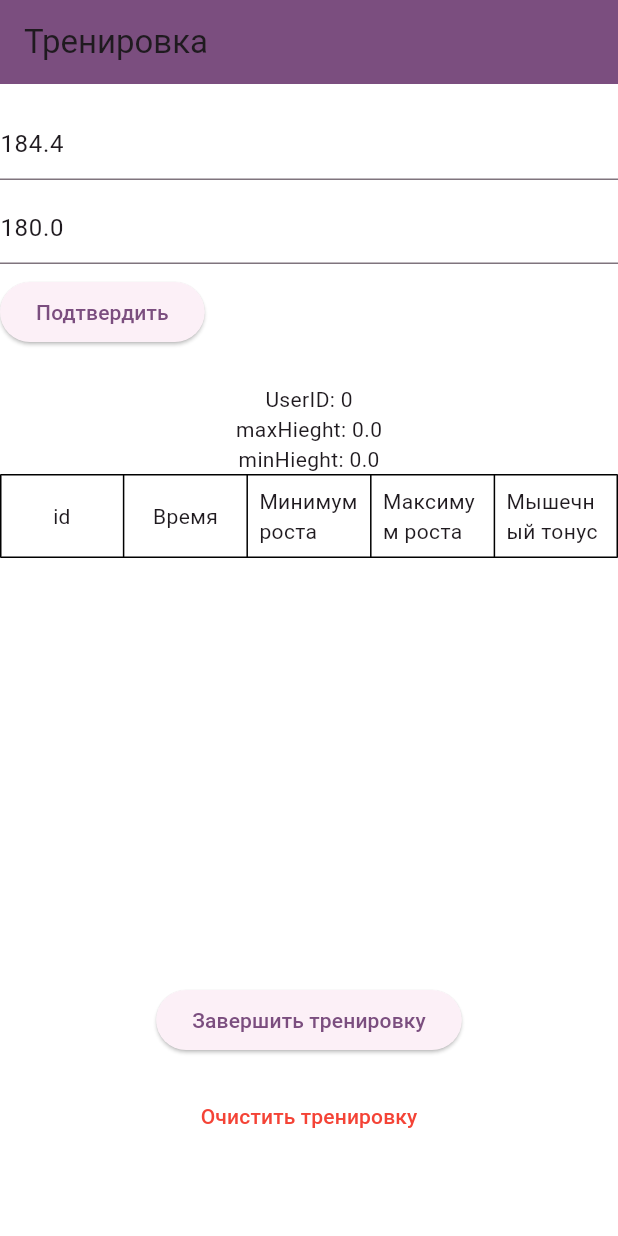
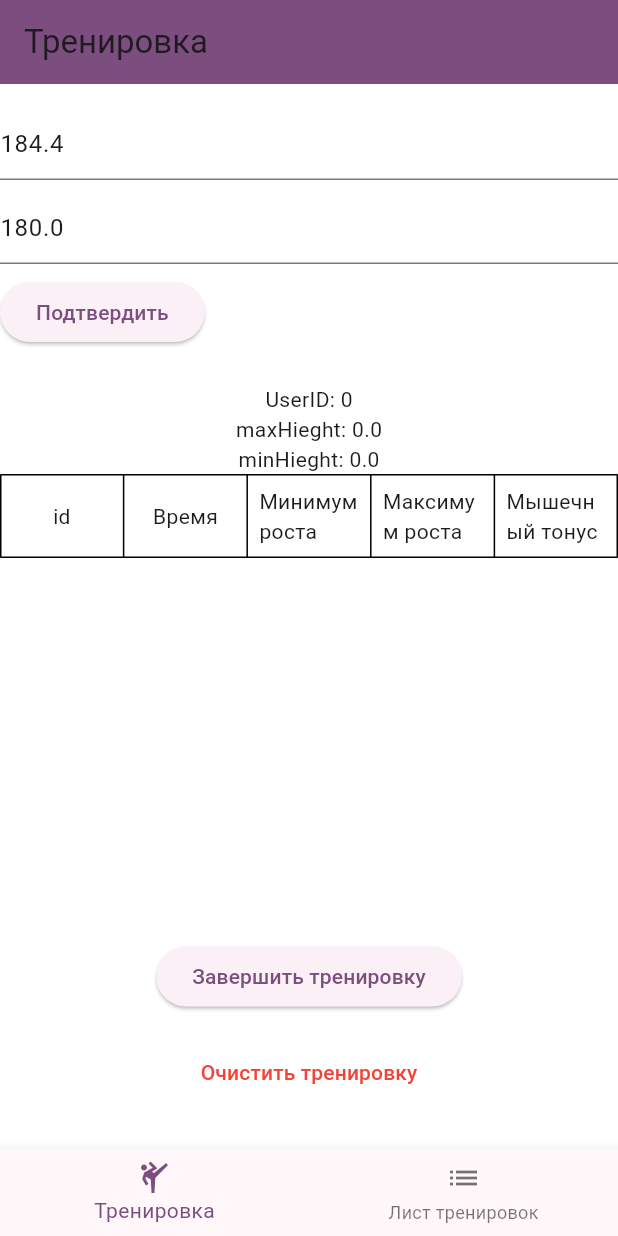
Before and after one commit to Dif13/miotonus, a Flutter app: the screen it shows after launch, on a phone screen of 412 x 824 dp. Run offline on Flutter 3.47's test engine with Material 3 defaults, Android fonts, the phone set to English and light mode, and no system bars; our stand-ins replace flutter_bloc, go_router.

```diff
--- a/lib/src/config/router.dart
+++ b/lib/src/config/router.dart
@@ -1,23 +1,35 @@
 import 'package:go_router/go_router.dart';
-import 'package:flutter/material.dart';
-import 'package:miotonus/src/presentation/pages/workout/views/my_home_page.dart';
-import 'package:miotonus/src/presentation/pages/workout/views/workout_page.dart';
+import 'package:miotonus/src/presentation/pages/rootPage/views/root_page.dart';
+import 'package:miotonus/src/presentation/pages/workoutPage/views/my_home_page.dart';
+import 'package:miotonus/src/presentation/pages/workoutPage/views/workout_page.dart';
 import 'package:miotonus/src/utils/constants/strings.dart';
 
 final GoRouter router = GoRouter(
-  routes: <RouteBase>[
-    GoRoute(
-      path: '/',
-      builder: (BuildContext context, GoRouterState state) {
-        return const WorkoutPage(title: workoutTitle);
-      },
-      routes: <RouteBase>[
-        GoRoute(
-          path: 'MyHomePage',
-          builder: (BuildContext context, GoRouterState state) {
-            return const MyHomePage(title: appTitle);
-          },
+  initialLocation: '/workout',
+  routes: [
+    StatefulShellRoute.indexedStack(
+      builder: (context, state, navigationShell) =>
+          RootPage(navigationShell: navigationShell),
+      branches: [
+        StatefulShellBranch(
+          routes: [
+            GoRoute(
+              path: '/workout',
+              builder: (context, state) =>
+                  const WorkoutPage(title: workoutTitle),
+            ),
+          ],
         ),
+        StatefulShellBranch(
+          routes: [
+            GoRoute(
+              path: '/MyHomePage',
+              builder: (context, state) => const MyHomePage(
+                title: appTitle,
+              ),
+            )
+          ],
+        )
       ],
     ),
   ],
--- /dev/null
+++ b/lib/src/presentation/pages/rootPage/views/root_page.dart
@@ -0,0 +1,38 @@
+import 'package:flutter/material.dart';
+import 'package:go_router/go_router.dart';
+import 'package:miotonus/src/utils/constants/strings.dart';
+
+class RootPage extends StatelessWidget {
+  const RootPage({super.key, required this.navigationShell});
+
+  final StatefulNavigationShell navigationShell;
+
+  @override
+  Widget build(BuildContext context) {
+    return Scaffold(
+      body: navigationShell,
+      bottomNavigationBar: BottomNavigationBar(
+        items: _buildBottomNavBarItems,
+        currentIndex: navigationShell.currentIndex,
+        onTap: (index) => navigationShell.goBranch(
+          index,
+          initialLocation: index == navigationShell.currentIndex,
+          //index_locations: index == navigationShell.currentIndex,
+        ),
+      ),
+    );
+  }
+
+  List<BottomNavigationBarItem> get _buildBottomNavBarItems {
+    return [
+      const BottomNavigationBarItem(
+        icon: Icon(Icons.sports_martial_arts),
+        label: workoutTitle,
+      ),
+      const BottomNavigationBarItem(
+        icon: Icon(Icons.list),
+        label: trainingListTitle,
+      ),
+    ];
+  }
+}
--- a/lib/src/presentation/pages/workout/views/workout_page.dart
+++ b/lib/src/presentation/pages/workoutPage/views/workout_page.dart
@@ -1,8 +1,9 @@
 import 'package:flutter/material.dart';
+import 'package:go_router/go_router.dart';
 import 'package:miotonus/src/presentation/cubits/user_cubit.dart';
 import 'package:miotonus/src/presentation/cubits/workout_table_row_lst_cubit.dart';
-import 'package:miotonus/src/presentation/pages/workout/widgets/workout_form_field.dart';
-import 'package:miotonus/src/presentation/pages/workout/widgets/workout_table.dart';
+import 'package:miotonus/src/presentation/pages/workoutPage/widgets/workout_form_field.dart';
+import 'package:miotonus/src/presentation/pages/workoutPage/widgets/workout_table.dart';
 import 'package:miotonus/src/utils/constants/strings.dart';
 
 class WorkoutPage extends StatefulWidget {
@@ -35,7 +36,10 @@ class _WorkoutPageState extends State<WorkoutPage> {
               workoutTable(userCubit, workoutTableRowLstCubit, constraint),
               const SizedBox(height: 16),
               ElevatedButton(
-                onPressed: () {},
+                onPressed: () {
+                  // .go('/MyHomePage');
+                  context.go('/MyHomePage');
+                },
                 child: const Text('Завершить тренировку'),
               ),
               const SizedBox(height: 16),
--- a/lib/src/presentation/pages/workout/widgets/workout_form_field.dart
+++ b/lib/src/presentation/pages/workoutPage/widgets/workout_form_field.dart
@@ -1,7 +1,7 @@
 import 'package:flutter/material.dart';
 import 'package:miotonus/src/presentation/cubits/user_cubit.dart';
 import 'package:miotonus/src/presentation/cubits/workout_table_row_lst_cubit.dart';
-import 'package:miotonus/src/presentation/pages/workout/widgets/workout_form_field_height.dart';
+import 'package:miotonus/src/presentation/pages/workoutPage/widgets/workout_form_field_height.dart';
 import 'package:miotonus/src/utils/constants/nums.dart';
 import 'package:miotonus/src/utils/constants/strings.dart';
 
--- a/lib/src/utils/constants/strings.dart
+++ b/lib/src/utils/constants/strings.dart
@@ -15,6 +15,8 @@ const String workoutColumnNameHieghtMax = 'Максимум роста';
 const String workoutColumnNameMusculeTone = 'Мышечный тонус';
 const String workoutButtonTextClearWorkout = 'Очистить тренировку';
 
+//Training list
+const String trainingListTitle = 'Лист тренировок';
 //Networking and APIs
 
 //Storage and Datasourses
```
Also changed, not shown: lib/src/presentation/pages/workoutPage/views/my_home_page.dart (renamed from lib/src/presentation/pages/workout/views/my_home_page.dart), lib/src/presentation/pages/workoutPage/widgets/workout_form_field_height.dart (renamed from lib/src/presentation/pages/workout/widgets/workout_form_field_height.dart), lib/src/presentation/pages/workoutPage/widgets/workout_table.dart (renamed from lib/src/presentation/pages/workout/widgets/workout_table.dart).
